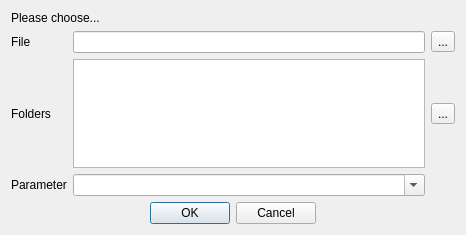
First picture: the form in elkoa/gui/BatchLoad.ui, repository PandaScience/ElkOpticsAnalyzer, before the edit.
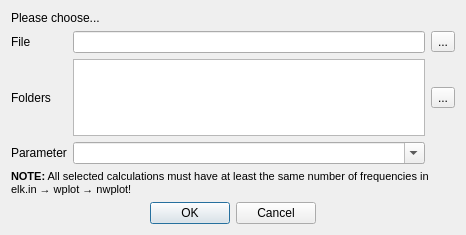
Second picture: the form after the edit.

Commit message: Simplify and improve batch load error handling

```diff
--- a/elkoa/gui/BatchLoad.ui
+++ b/elkoa/gui/BatchLoad.ui
@@ -96,6 +96,19 @@
        </item>
       </layout>
      </item>
+     <item>
+      <widget class="QLabel" name="label">
+       <property name="text">
+        <string>&lt;html&gt;&lt;head/&gt;&lt;body&gt;&lt;p&gt;&lt;span style=&quot; font-size:8pt; font-weight:600;&quot;&gt;NOTE:&lt;/span&gt;&lt;span style=&quot; font-size:8pt;&quot;&gt; All selected calculations must have at least the same number of frequencies in elk.in → wplot → nwplot!&lt;/span&gt;&lt;/p&gt;&lt;/body&gt;&lt;/html&gt;</string>
+       </property>
+       <property name="textFormat">
+        <enum>Qt::AutoText</enum>
+       </property>
+       <property name="wordWrap">
+        <bool>true</bool>
+       </property>
+      </widget>
+     </item>
      <item>
       <widget class="QDialogButtonBox" name="buttonBox">
        <property name="sizePolicy">
```
The commit also changes 3 other files.
